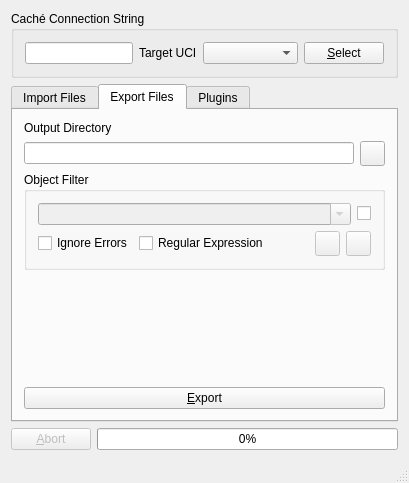
entwickler42/QtCache, file QtCacheTool/mainwindow.ui: the form before one commit.
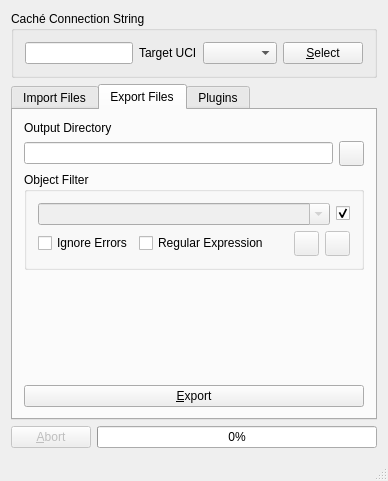
The form after the commit. The open tabs and pages were chosen to show the change. Icons and pictures are not drawn.

The edit to the form file:
```diff
--- a/QtCacheTool/mainwindow.ui
+++ b/QtCacheTool/mainwindow.ui
@@ -2,6 +2,14 @@
 <ui version="4.0">
  <class>MainWindow</class>
  <widget class="QMainWindow" name="MainWindow">
+  <property name="geometry">
+   <rect>
+    <x>0</x>
+    <y>0</y>
+    <width>388</width>
+    <height>444</height>
+   </rect>
+  </property>
   <property name="windowTitle">
    <string>Qt Caché Tool</string>
   </property>
@@ -368,6 +376,9 @@
                <property name="text">
                 <string/>
                </property>
+               <property name="checked">
+                <bool>true</bool>
+               </property>
               </widget>
              </item>
             </layout>
```
Left out of the diff: 2 changed lines with no effect on the pictures.
